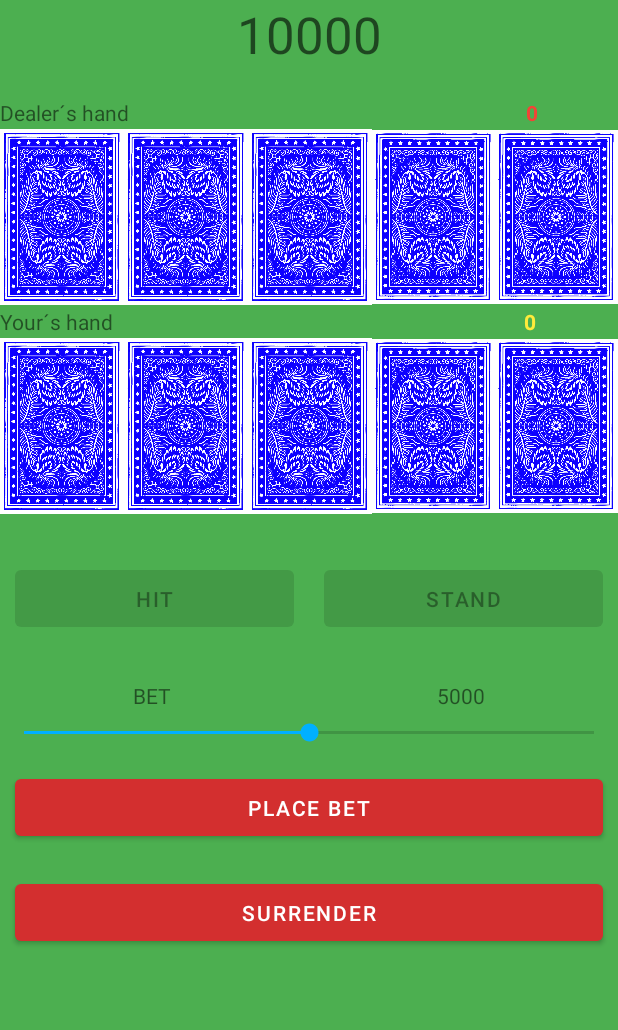
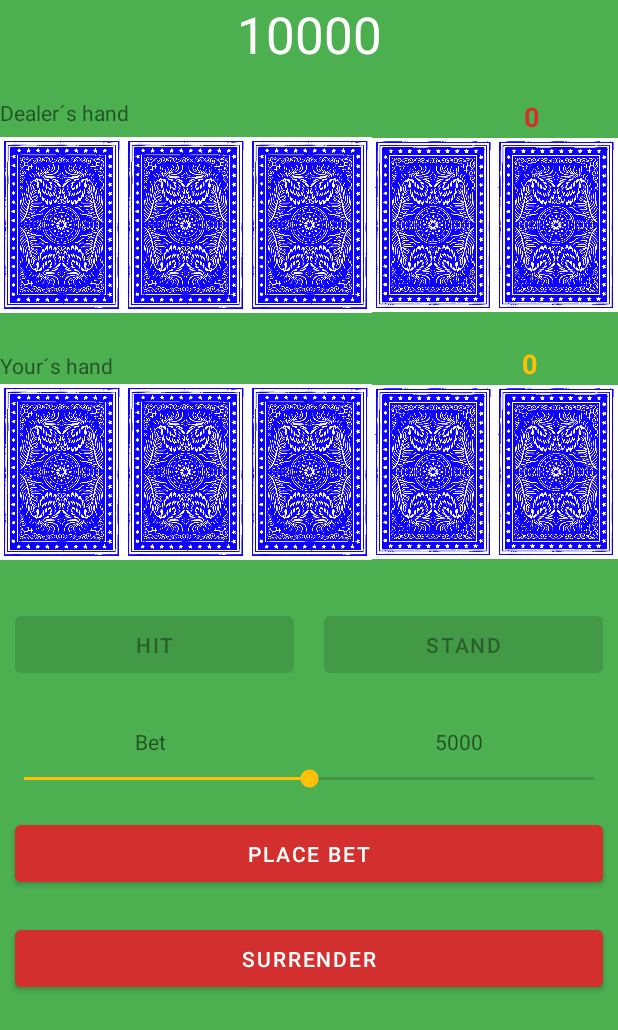
Before and after one commit to vyletat/mbkz-semestralni-prace-blackjack, an Android app: the GameActivity screen opened directly, with no data from a screen before it, on a phone screen of 412 x 824 dp. Shown: the top 1030 px of the screen. Run offline under Robolectric (Android 15) with nearby library versions, the phone set to English and light mode, and no system bars.

Commit message:
Final changes

```diff
--- a/app/src/main/res/layout-land/activity_game.xml
+++ b/app/src/main/res/layout-land/activity_game.xml
@@ -23,6 +23,7 @@
             android:gravity="center"
             android:text="BANK_SCORE"
             android:textAppearance="@style/TextAppearance.AppCompat.Display1"
+            android:textColor="@color/primaryTextColor"
             tools:layout_editor_absoluteX="171dp"
             tools:layout_editor_absoluteY="19dp" />
 
@@ -46,7 +47,8 @@
                 android:layout_weight="1"
                 android:gravity="center"
                 android:text="0"
-                android:textColor="#F44336"
+                android:textColor="@color/primaryColor"
+                android:textSize="18sp"
                 android:textStyle="bold" />
         </LinearLayout>
 
@@ -54,6 +56,7 @@
             android:id="@+id/horizontal_dealer"
             android:layout_width="match_parent"
             android:layout_height="120dp"
+            android:layout_marginBottom="@dimen/outer_margin"
             android:orientation="horizontal"
             tools:layout_editor_absoluteX="0dp"
             tools:layout_editor_absoluteY="93dp">
@@ -114,7 +117,8 @@
                 android:layout_weight="1"
                 android:gravity="center"
                 android:text="0"
-                android:textColor="#FFEB3B"
+                android:textColor="@color/secondaryColor"
+                android:textSize="18sp"
                 android:textStyle="bold" />
         </LinearLayout>
 
@@ -224,7 +228,7 @@
                         android:layout_height="wrap_content"
                         android:layout_weight="1"
                         android:gravity="center"
-                        android:text="BET" />
+                        android:text="@string/bet" />
 
                     <TextView
                         android:id="@+id/textView_bet_amount"
--- a/app/src/main/res/layout/activity_game.xml
+++ b/app/src/main/res/layout/activity_game.xml
@@ -17,6 +17,7 @@
         android:gravity="center"
         android:text="BANK_SCORE"
         android:textAppearance="@style/TextAppearance.AppCompat.Display1"
+        android:textColor="@color/primaryTextColor"
         tools:layout_editor_absoluteX="171dp"
         tools:layout_editor_absoluteY="19dp" />
 
@@ -39,7 +40,8 @@
             android:layout_weight="1"
             android:gravity="center"
             android:text="0"
-            android:textColor="#F44336"
+            android:textColor="@color/primaryColor"
+            android:textSize="18sp"
             android:textStyle="bold" />
     </LinearLayout>
 
@@ -47,6 +49,7 @@
         android:id="@+id/horizontal_dealer"
         android:layout_width="match_parent"
         android:layout_height="120dp"
+        android:layout_marginBottom="@dimen/outer_margin"
         android:orientation="horizontal"
         tools:layout_editor_absoluteX="0dp"
         tools:layout_editor_absoluteY="93dp">
@@ -106,7 +109,8 @@
             android:layout_weight="1"
             android:gravity="center"
             android:text="0"
-            android:textColor="#FFEB3B"
+            android:textColor="@color/secondaryColor"
+            android:textSize="18sp"
             android:textStyle="bold" />
     </LinearLayout>
 
@@ -214,7 +218,7 @@
                         android:layout_height="wrap_content"
                         android:layout_weight="1"
                         android:gravity="center"
-                        android:text="BET" />
+                        android:text="@string/bet" />
 
                     <TextView
                         android:id="@+id/textView_bet_amount"
--- a/app/src/main/res/values/colors.xml
+++ b/app/src/main/res/values/colors.xml
@@ -11,9 +11,10 @@
     <color name="primaryColor">#d32f2f</color>
     <color name="primaryLightColor">#ff6659</color>
     <color name="primaryDarkColor">#9a0007</color>
-    <color name="secondaryColor">#00b0ff</color>
-    <color name="secondaryLightColor">#69e2ff</color>
-    <color name="secondaryDarkColor">#0081cb</color>
+    <color name="secondaryColor">#ffc107</color>
+    <color name="secondaryLightColor">#fff350</color>
+    <color name="secondaryDarkColor">#c79100</color>
     <color name="primaryTextColor">#ffffff</color>
     <color name="secondaryTextColor">#000000</color>
+
 </resources>
--- a/app/src/main/res/values/strings.xml
+++ b/app/src/main/res/values/strings.xml
@@ -95,4 +95,5 @@
     <string name="truncate_database_text">Are you sure, that you want delete all data from scoreboard?</string>
     <string name="truncate_database_header">Truncate database</string>
     <string name="truncate_database_toast">Database was succesfully truncate!</string>
+    <string name="bet">Bet</string>
 </resources>
```
Also changed, not shown: app/src/main/res/layout-land/activity_main.xml (deleted, +0 -75 lines), app/src/main/res/xml/root_preferences.xml (+0 -8 lines), 1 other file.
